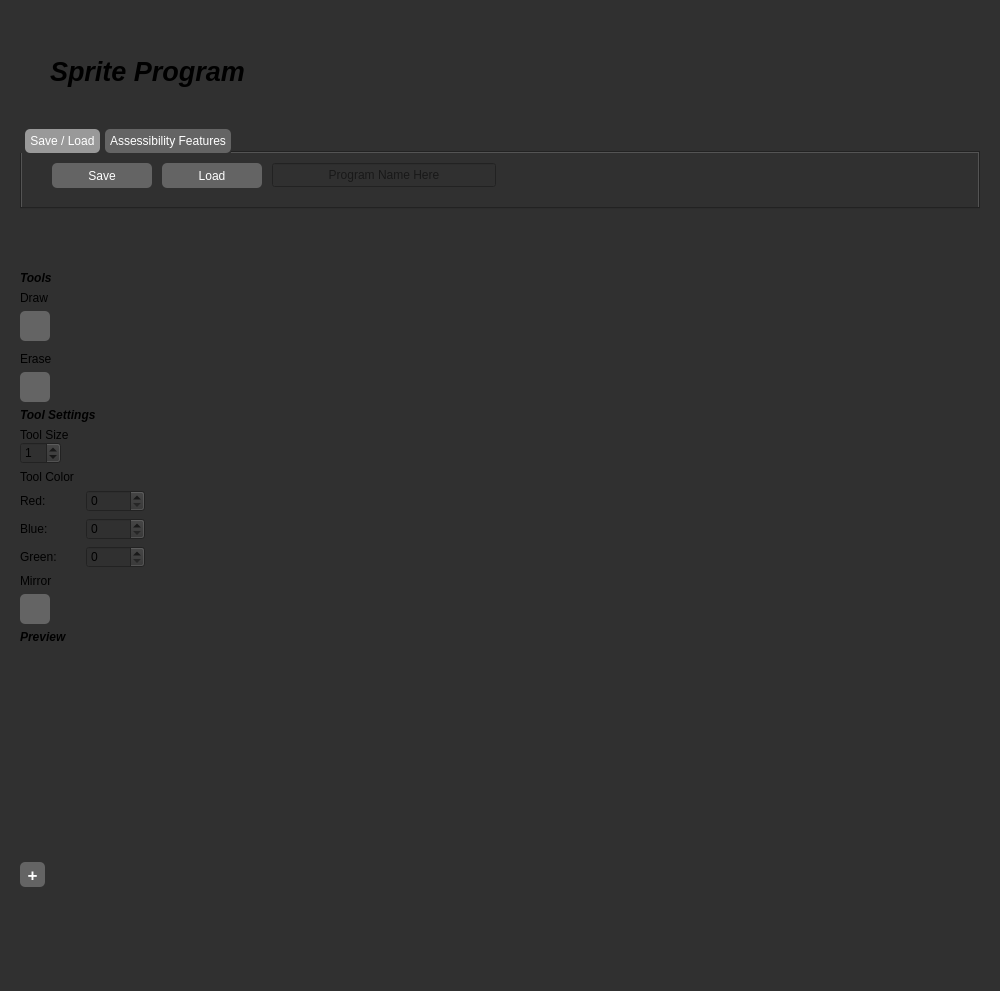
First picture: the form in mainwindow.ui, repository landonwest815/sprite-editor, before the edit.
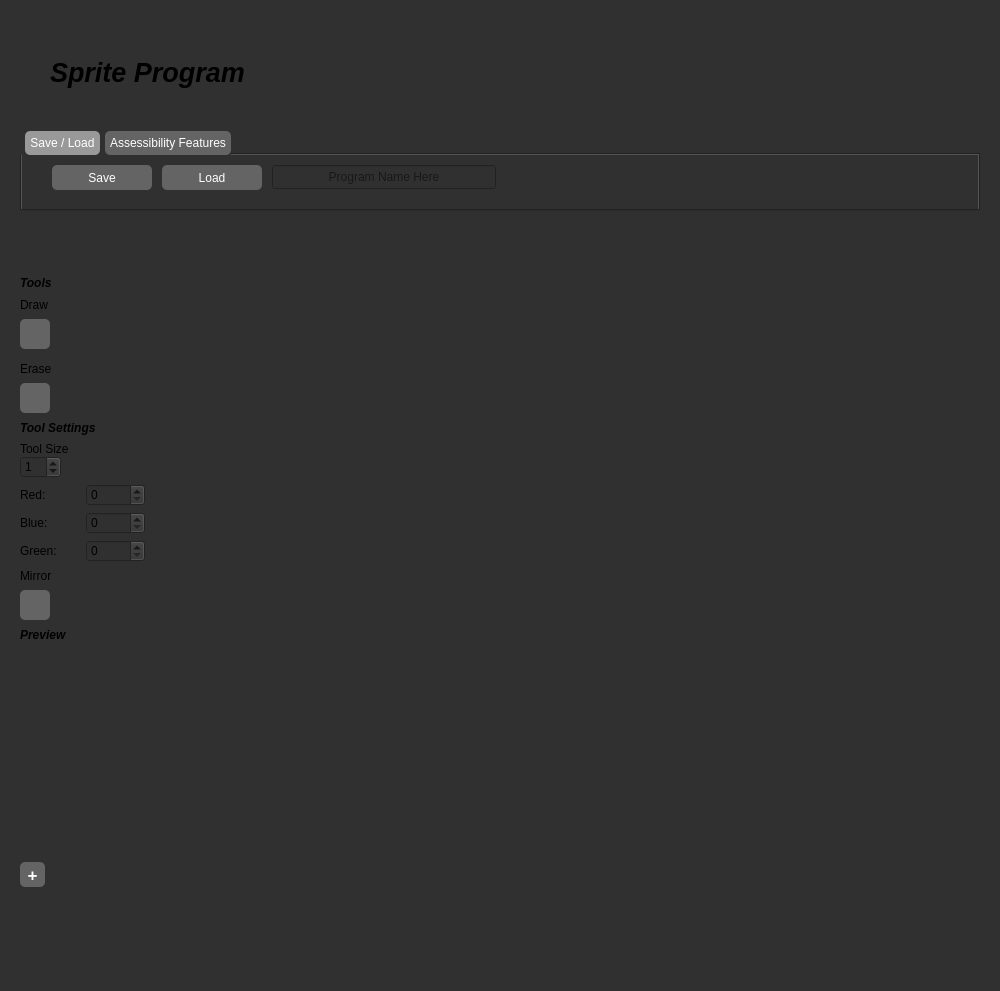
Second picture: the form after the edit. Icons and pictures are not drawn.

Commit message: Removed a useless label

Patch:
```diff
--- a/mainwindow.ui
+++ b/mainwindow.ui
@@ -764,13 +764,6 @@
           </item>
          </layout>
         </item>
-        <item>
-         <widget class="QLabel" name="label_10">
-          <property name="text">
-           <string>Tool Color</string>
-          </property>
-         </widget>
-        </item>
         <item>
          <layout class="QHBoxLayout" name="horizontalLayout_10">
           <item>
```
